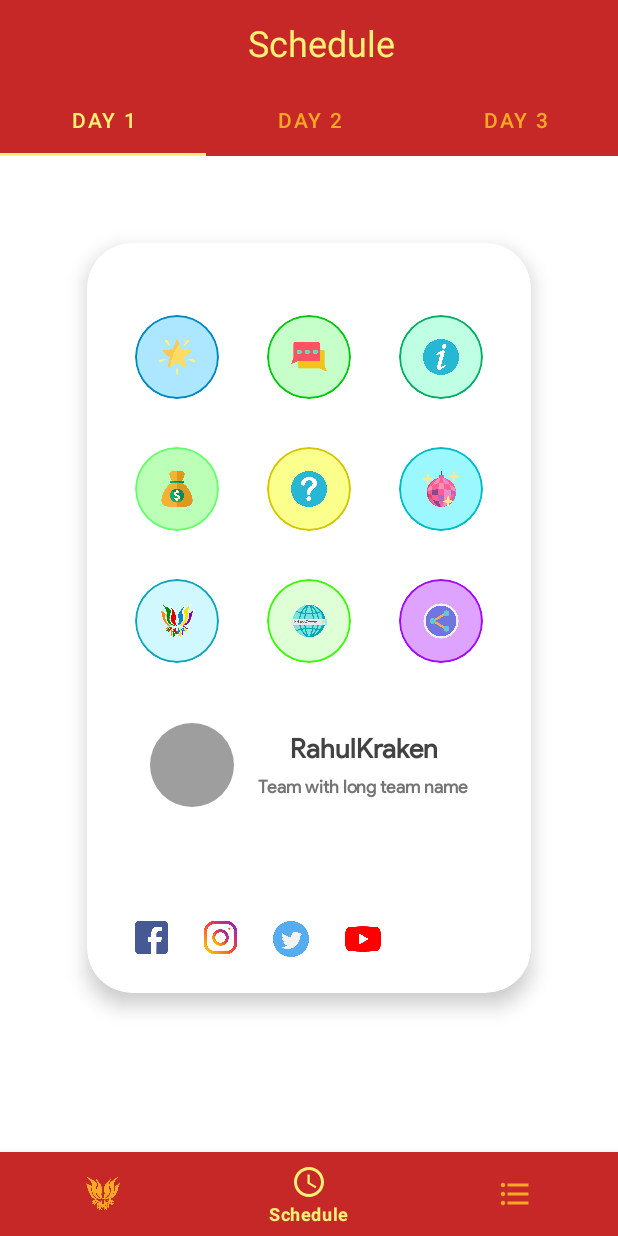
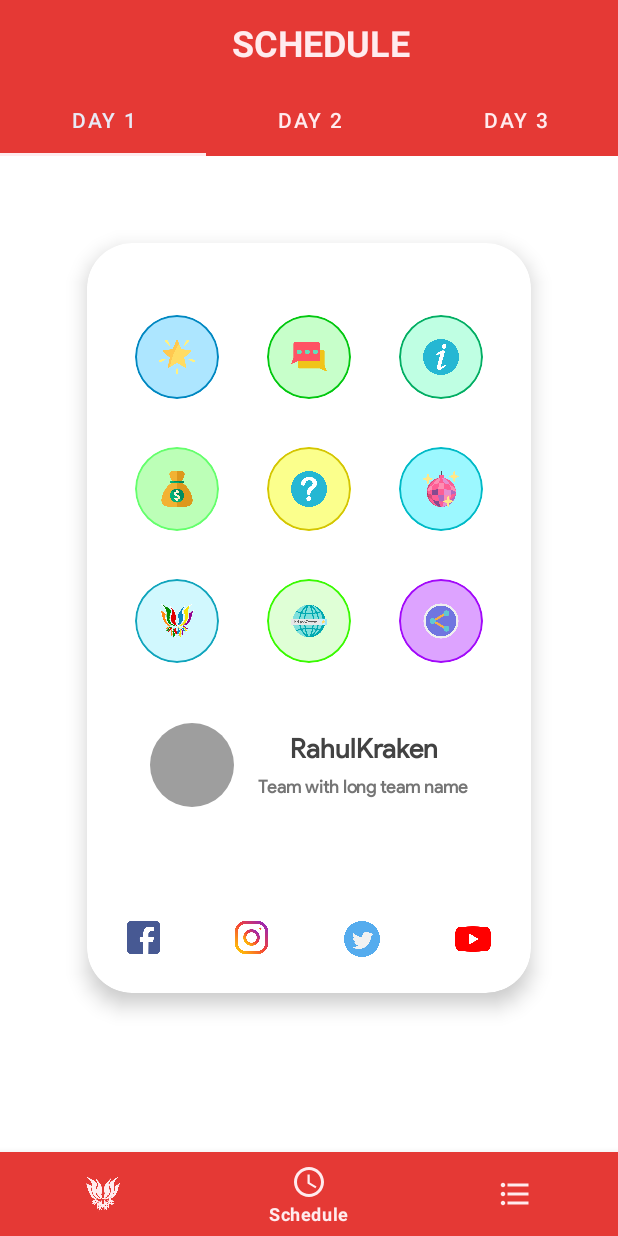
Before and after one commit to RahulKraken/bitotsav-20, an Android app: the screen it shows after launch (MainActivity), item 2 of the bottom bar chosen, on a phone screen of 412 x 824 dp. Run offline under Robolectric (Android 15) with nearby library versions, the phone set to English and light mode, and no system bars; our stand-ins replace CircleImageView, Room's generated code, Volley; libraries missing offline, so code that uses them is left out: com.onesignal; network calls fail; 29 statements that could not run were skipped.

Commit message:
Design changes

```diff
--- a/app/src/main/res/layout/activity_main.xml
+++ b/app/src/main/res/layout/activity_main.xml
@@ -61,9 +61,9 @@
             android:id="@+id/bottom_navigation"
             android:layout_width="match_parent"
             android:layout_height="56dp"
-            android:background="@color/md_red_800"
-            app:itemIconTint="@color/bottom_navigation_selector"
-            app:itemTextColor="@color/bottom_navigation_selector"
+            android:background="@color/md_red_600"
+            app:itemIconTint="@color/md_red_50"
+            app:itemTextColor="@color/md_red_50"
             app:menu="@menu/bottom_nav_menu"
             app:labelVisibilityMode="selected"
             app:layout_constraintStart_toStartOf="parent"
--- a/app/src/main/res/layout/app_bar_generic.xml
+++ b/app/src/main/res/layout/app_bar_generic.xml
@@ -3,7 +3,7 @@
     xmlns:android="http://schemas.android.com/apk/res/android"
     xmlns:app="http://schemas.android.com/apk/res-auto"
     android:id="@+id/parent_app_bar_generic"
-    android:background="@color/md_red_800"
+    android:background="@color/md_red_600"
     android:orientation="vertical"
     android:layout_width="match_parent"
     android:layout_height="match_parent">
@@ -21,9 +21,10 @@
                 android:id="@+id/app_bar_title"
                 android:layout_width="wrap_content"
                 android:layout_height="wrap_content"
-                android:text="Schedule"
-                android:textColor="@color/md_yellow_300"
+                android:text="SCHEDULE"
+                android:textColor="@color/md_red_50"
                 android:textSize="24sp"
+                android:textStyle="bold"
                 app:layout_constraintBottom_toBottomOf="parent"
                 app:layout_constraintEnd_toEndOf="parent"
                 app:layout_constraintStart_toStartOf="parent"
--- a/app/src/main/res/layout/fragment_schedule.xml
+++ b/app/src/main/res/layout/fragment_schedule.xml
@@ -18,10 +18,10 @@
 
         <com.google.android.material.tabs.TabLayout
             android:id="@+id/tabs"
-            android:background="@color/md_red_800"
-            app:tabIndicatorColor="@color/md_yellow_300"
-            app:tabSelectedTextColor="@color/md_yellow_300"
-            app:tabTextColor="@color/md_yellow_800"
+            android:background="@color/md_red_600"
+            app:tabIndicatorColor="@color/md_red_50"
+            app:tabSelectedTextColor="@color/md_indigo_50"
+            app:tabTextColor="@color/md_red_50"
             android:layout_width="match_parent"
             android:layout_height="wrap_content">
 
--- a/app/src/main/res/layout/item_category.xml
+++ b/app/src/main/res/layout/item_category.xml
@@ -3,6 +3,8 @@
     xmlns:android="http://schemas.android.com/apk/res/android"
     android:id="@+id/item_category"
     android:text="Cultural Arts"
+    android:textColor="@android:color/white"
+    android:textStyle="bold"
     android:textSize="14sp"
     android:layout_margin="4dp"
     android:layout_width="wrap_content"
--- a/app/src/main/res/layout/layout_bitotsav.xml
+++ b/app/src/main/res/layout/layout_bitotsav.xml
@@ -1,322 +1,330 @@
 <?xml version="1.0" encoding="utf-8"?>
-<androidx.constraintlayout.widget.ConstraintLayout
-    xmlns:android="http://schemas.android.com/apk/res/android"
+<androidx.constraintlayout.widget.ConstraintLayout xmlns:android="http://schemas.android.com/apk/res/android"
+    xmlns:app="http://schemas.android.com/apk/res-auto"
     xmlns:tools="http://schemas.android.com/tools"
     android:layout_width="wrap_content"
-    android:layout_height="500dp"
-    xmlns:app="http://schemas.android.com/apk/res-auto">
+    android:layout_height="500dp">
 
     <androidx.constraintlayout.widget.Guideline
         android:id="@+id/start_guide"
+        android:layout_width="0dp"
+        android:layout_height="0dp"
         android:orientation="vertical"
-        app:layout_constraintGuide_begin="32dp"
-        android:layout_width="0dp"
-        android:layout_height="0dp" />
+        app:layout_constraintGuide_begin="32dp" />
 
     <androidx.constraintlayout.widget.Guideline
         android:id="@+id/end_guide"
+        android:layout_width="0dp"
+        android:layout_height="0dp"
         android:orientation="vertical"
-        app:layout_constraintGuide_end="32dp"
-        android:layout_width="0dp"
-        android:layout_height="0dp" />
+        app:layout_constraintGuide_end="32dp" />
 
     <androidx.constraintlayout.widget.Guideline
         android:id="@+id/top_guide"
+        android:layout_width="0dp"
+        android:layout_height="0dp"
         android:orientation="horizontal"
-        app:layout_constraintGuide_begin="48dp"
-        android:layout_width="0dp"
-        android:layout_height="0dp" />
+        app:layout_constraintGuide_begin="48dp" />
 
     <GridLayout
+        android:layout_width="wrap_content"
+        android:layout_height="wrap_content"
+        android:columnCount="3"
         android:rowCount="3"
-        android:columnCount="3"
-        app:layout_constraintTop_toBottomOf="@id/top_guide"
+        app:layout_constraintEnd_toStartOf="@id/end_guide"
         app:layout_constraintStart_toEndOf="@id/start_guide"
-        app:layout_constraintEnd_toStartOf="@id/end_guide"
-        android:layout_width="wrap_content"
-        android:layout_height="wrap_content">
+        app:layout_constraintTop_toBottomOf="@id/top_guide">
 
 
         <com.google.android.material.card.MaterialCardView
             android:id="@+id/rate_card"
-            app:strokeColor="#0087C0"
-            app:strokeWidth="1dp"
+            android:layout_width="56dp"
+            android:layout_height="56dp"
             app:cardBackgroundColor="#5200B2FF"
             app:cardCornerRadius="28dp"
             app:cardElevation="0dp"
-            android:layout_width="56dp"
-            android:layout_height="56dp">
+            app:strokeColor="#0087C0"
+            app:strokeWidth="1dp">
 
             <ImageView
-                android:src="@drawable/star"
-                android:layout_gravity="center"
                 android:layout_width="24dp"
                 android:layout_height="24dp"
+                android:layout_gravity="center"
+                android:src="@drawable/star"
                 tools:ignore="ContentDescription" />
         </com.google.android.material.card.MaterialCardView>
 
 
         <com.google.android.material.card.MaterialCardView
             android:id="@+id/contact_card"
-            app:strokeColor="#02C70F"
-            app:strokeWidth="1dp"
+            android:layout_width="56dp"
+            android:layout_height="56dp"
+            android:layout_marginStart="@dimen/grid_item_margin_start"
             app:cardBackgroundColor="#3800FF11"
             app:cardCornerRadius="28dp"
             app:cardElevation="0dp"
-            android:layout_marginStart="@dimen/grid_item_margin_start"
-            android:layout_width="56dp"
-            android:layout_height="56dp">
+            app:strokeColor="#02C70F"
+            app:strokeWidth="1dp">
 
             <ImageView
-                android:src="@drawable/chat"
-                android:layout_gravity="center"
                 android:layout_width="24dp"
                 android:layout_height="24dp"
+                android:layout_gravity="center"
+                android:src="@drawable/chat"
                 tools:ignore="ContentDescription" />
         </com.google.android.material.card.MaterialCardView>
 
 
         <com.google.android.material.card.MaterialCardView
             android:id="@+id/info_card"
-            app:strokeColor="#02AD63"
-            app:strokeWidth="1dp"
+            android:layout_width="56dp"
+            android:layout_height="56dp"
+            android:layout_marginStart="@dimen/grid_item_margin_start"
             app:cardBackgroundColor="#4000FF90"
             app:cardCornerRadius="28dp"
             app:cardElevation="0dp"
-            android:layout_marginStart="@dimen/grid_item_margin_start"
-            android:layout_width="56dp"
-            android:layout_height="56dp">
+            app:strokeColor="#02AD63"
+            app:strokeWidth="1dp">
 
             <ImageView
-                android:src="@drawable/info"
-                android:layout_gravity="center"
                 android:layout_width="24dp"
                 android:layout_height="24dp"
+                android:layout_gravity="center"
+                android:src="@drawable/info"
                 tools:ignore="ContentDescription" />
         </com.google.android.material.card.MaterialCardView>
 
 
         <com.google.android.material.card.MaterialCardView
             android:id="@+id/sponsor_card"
-            app:strokeColor="#7800FF19"
-            app:strokeWidth="1dp"
+            android:layout_width="56dp"
+            android:layout_height="56dp"
+            android:layout_marginTop="@dimen/grid_item_margin_top"
             app:cardBackgroundColor="#857FFF76"
             app:cardCornerRadius="28dp"
             app:cardElevation="0dp"
-            android:layout_marginTop="@dimen/grid_item_margin_top"
-            android:layout_width="56dp"
-            android:layout_height="56dp">
+            app:strokeColor="#7800FF19"
+            app:strokeWidth="1dp">
 
             <ImageView
-                android:src="@drawable/money_bag"
-                android:layout_gravity="center"
                 android:layout_width="24dp"
                 android:layout_height="24dp"
+                android:layout_gravity="center"
+                android:src="@drawable/money_bag"
                 tools:ignore="ContentDescription" />
         </com.google.android.material.card.MaterialCardView>
 
 
         <com.google.android.material.card.MaterialCardView
             android:id="@+id/faq_card"
-            app:strokeColor="#D4C502"
-            app:strokeWidth="1dp"
+            android:layout_width="56dp"
+            android:layout_height="56dp"
+            android:layout_marginStart="@dimen/grid_item_margin_start"
+            android:layout_marginTop="@dimen/grid_item_margin_top"
             app:cardBackgroundColor="#73F7FF00"
             app:cardCornerRadius="28dp"
             app:cardElevation="0dp"
-            android:layout_marginTop="@dimen/grid_item_margin_top"
-            android:layout_marginStart="@dimen/grid_item_margin_start"
-            android:layout_width="56dp"
-            android:layout_height="56dp">
+            app:strokeColor="#D4C502"
+            app:strokeWidth="1dp">
 
             <ImageView
-                android:src="@drawable/question"
-                android:layout_gravity="center"
                 android:layout_width="24dp"
                 android:layout_height="24dp"
+                android:layout_gravity="center"
+                android:src="@drawable/question"
                 tools:ignore="ContentDescription" />
         </com.google.android.material.card.MaterialCardView>
 
 
         <com.google.android.material.card.MaterialCardView
             android:id="@+id/night_card"
-            app:strokeColor="#00B9C6"
-            app:strokeWidth="1dp"
+            android:layout_width="56dp"
+            android:layout_height="56dp"
+            android:layout_marginStart="@dimen/grid_item_margin_start"
+            android:layout_marginTop="@dimen/grid_item_margin_top"
             app:cardBackgroundColor="#6300EEFF"
             app:cardCornerRadius="28dp"
             app:cardElevation="0dp"
-            android:layout_marginTop="@dimen/grid_item_margin_top"
-            android:layout_marginStart="@dimen/grid_item_margin_start"
-            android:layout_width="56dp"
-            android:layout_height="56dp">
+            app:strokeColor="#00B9C6"
+            app:strokeWidth="1dp">
 
             <ImageView
-                android:src="@drawable/disco_ball"
-                android:layout_gravity="center"
                 android:layout_width="24dp"
                 android:layout_height="24dp"
+                android:layout_gravity="center"
+                android:src="@drawable/disco_ball"
                 tools:ignore="ContentDescription" />
         </com.google.android.material.card.MaterialCardView>
 
         <com.google.android.material.card.MaterialCardView
             android:id="@+id/bitotsav_card"
-            app:strokeColor="#10A4BC"
-            app:strokeWidth="1dp"
+            android:layout_width="56dp"
+            android:layout_height="56dp"
+            android:layout_marginTop="@dimen/grid_item_margin_top"
             app:cardBackgroundColor="#2E01D8FA"
             app:cardCornerRadius="28dp"
             app:cardElevation="0dp"
-            android:layout_marginTop="@dimen/grid_item_margin_top"
-            android:layout_width="56dp"
-            android:layout_height="56dp">
+            app:strokeColor="#10A4BC"
+            app:strokeWidth="1dp">
 
             <ImageView
-                android:src="@drawable/colorful_icon"
-                android:layout_gravity="center"
                 android:layout_width="24dp"
                 android:layout_height="24dp"
+                android:layout_gravity="center"
+                android:src="@drawable/colorful_icon"
                 tools:ignore="ContentDescription" />
         </com.google.android.material.card.MaterialCardView>
 
         <com.google.android.material.card.MaterialCardView
             android:id="@+id/web_card"
-            app:strokeColor="#39FA00"
-            app:strokeWidth="1dp"
+            android:layout_width="56dp"
+            android:layout_height="56dp"
+            android:layout_marginStart="@dimen/grid_item_margin_start"
+            android:layout_marginTop="@dimen/grid_item_margin_top"
             app:cardBackgroundColor="#2939FA00"
             app:cardCornerRadius="28dp"
             app:cardElevation="0dp"
-            android:layout_marginTop="@dimen/grid_item_margin_top"
-            android:layout_marginStart="@dimen/grid_item_margin_start"
-            android:layout_width="56dp"
-            android:layout_height="56dp">
+            app:strokeColor="#39FA00"
+            app:strokeWidth="1dp">
 
             <ImageView
-                android:src="@drawable/domain"
-                android:layout_gravity="center"
                 android:layout_width="24dp"
                 android:layout_height="24dp"
+                android:layout_gravity="center"
+                android:src="@drawable/domain"
                 tools:ignore="ContentDescription" />
         </com.google.android.material.card.MaterialCardView>
 
         <com.google.android.material.card.MaterialCardView
             android:id="@+id/share_card"
-            app:strokeColor="#A208FA"
-            app:strokeWidth="1dp"
+            android:layout_width="56dp"
+            android:layout_height="56dp"
+            android:layout_marginStart="@dimen/grid_item_margin_start"
+            android:layout_marginTop="@dimen/grid_item_margin_top"
             app:cardBackgroundColor="#5CA200FF"
             app:cardCornerRadius="28dp"
             app:cardElevation="0dp"
-            android:layout_marginTop="@dimen/grid_item_margin_top"
-            android:layout_marginStart="@dimen/grid_item_margin_start"
-            android:layout_width="56dp"
-            android:layout_height="56dp">
+            app:strokeColor="#A208FA"
+            app:strokeWidth="1dp">
 
             <ImageView
-                android:src="@drawable/share"
-                android:layout_gravity="center"
                 android:layout_width="24dp"
                 android:layout_height="24dp"
+                android:layout_gravity="center"
+                android:src="@drawable/share"
                 tools:ignore="ContentDescription" />
         </com.google.android.material.card.MaterialCardView>
     </GridLayout>
 
     <androidx.constraintlayout.widget.Guideline
         android:id="@+id/bottom_start"
+        android:layout_width="0dp"
+        android:layout_height="0dp"
         android:orientation="horizontal"
-        app:layout_constraintGuide_end="180dp"
-        android:layout_width="0dp"
-        android:layout_height="0dp" />
+        app:layout_constraintGuide_end="180dp" />
 
     <androidx.constraintlayout.widget.ConstraintLayout
         android:id="@+id/user_detail_container"
+        android:layout_width="wrap_content"
+        android:layout_height="0dp"
+        app:layout_constraintEnd_toStartOf="@id/end_guide"
         app:layout_constraintStart_toEndOf="@id/start_guide"
-        app:layout_constraintEnd_toStartOf="@id/end_guide"
-        app:layout_constraintTop_toBottomOf="@id/bottom_start"
-        android:layout_width="wrap_content"
-        android:layout_height="0dp">
+        app:layout_constraintTop_toBottomOf="@id/bottom_start">
 
         <de.hdodenhof.circleimageview.CircleImageView
             android:id="@+id/menu_user_avatar"
+            android:layout_width="56dp"
+            android:layout_height="56dp"
             android:src="@color/md_grey_500"
+            app:layout_constraintBottom_toBottomOf="parent"
             app:layout_constraintStart_toStartOf="parent"
-            app:layout_constraintTop_toTopOf="parent"
-            app:layout_constraintBottom_toBottomOf="parent"
-            android:layout_width="56dp"
-            android:layout_height="56dp" />
+            app:layout_constraintTop_toTopOf="parent" />
 
         <TextView
             android:id="@+id/menu_username"
+            style="@style/font_regular_black_20"
+            android:layout_width="wrap_content"
+            android:layout_height="wrap_content"
+            android:layout_marginStart="16dp"
             android:text="RahulKraken"
-            style="@style/font_regular_black_20"
+            android:textColor="@color/md_grey_800"
             android:textSize="18sp"
             android:textStyle="bold"
-            android:textColor="@color/md_grey_800"
-            android:layout_marginStart="16dp"
-            app:layout_constraintTop_toTopOf="parent"
             app:layout_constraintBottom_toTopOf="@id/menu_team_name"
+            app:layout_constraintEnd_toEndOf="parent"
             app:layout_constraintStart_toEndOf="@id/menu_user_avatar"
-            app:layout_constraintEnd_toEndOf="parent"
-            android:layout_width="wrap_content"
-            android:layout_height="wrap_content" />
+            app:layout_constraintTop_toTopOf="parent" />
 
         <TextView
             android:id="@+id/menu_team_name"
+            style="@style/font_regular_black_20"
+            android:layout_width="wrap_content"
+            android:layout_height="wrap_content"
+            android:layout_marginStart="16dp"
             android:text="Team with long team name"
-            android:layout_marginStart="16dp"
-            style="@style/font_regular_black_20"
+            android:textColor="@color/md_grey_600"
+            android:textSize="12sp"
             android:textStyle="bold"
-            android:textSize="12sp"
-            android:textColor="@color/md_grey_600"
+            app:layout_constraintBottom_toBottomOf="parent"
+            app:layout_constraintEnd_toEndOf="parent"
             app:layout_constraintHorizontal_bias="0"
             app:layout_constraintStart_toEndOf="@id/menu_user_avatar"
-            app:layout_constraintEnd_toEndOf="parent"
-            app:layout_constraintTop_toBottomOf="@id/menu_username"
-            app:layout_constraintBottom_toBottomOf="parent"
-            android:layout_width="wrap_content"
-            android:layout_height="wrap_content" />
+            app:layout_constraintTop_toBottomOf="@id/menu_username" />
     </androidx.constraintlayout.widget.ConstraintLayout>
 
     <androidx.constraintlayout.widget.Guideline
         android:id="@+id/bottom_footer_guide"
+        android:layout_width="0dp"
+        android:layout_height="0dp"
         android:orientation="horizontal"
-        app:layout_constraintGuide_end="48dp"
-        android:layout_width="0dp"
-        android:layout_height="0dp" />
+        app:layout_constraintGuide_end="48dp" />
 
     <ImageView
         android:id="@+id/ic_facebook"
-        android:src="@drawable/facebook"
-        app:layout_constraintTop_toBottomOf="@id/bottom_footer_guide"
-        app:layout_constraintStart_toEndOf="@id/start_guide"
         android:layout_width="22dp"
         android:layout_height="22dp"
+        android:src="@drawable/facebook"
+        app:layout_constraintEnd_toStartOf="@+id/ic_instagram"
+        app:layout_constraintHorizontal_bias="0.5"
+        app:layout_constraintStart_toEndOf="@id/start_guide"
+        app:layout_constraintStart_toStartOf="parent"
+        app:layout_constraintTop_toBottomOf="@id/bottom_footer_guide"
         tools:ignore="ContentDescription" />
 
     <ImageView
         android:id="@+id/ic_instagram"
-        android:src="@drawable/instagram"
-        android:layout_marginStart="24dp"
-        app:layout_constraintTop_toBottomOf="@id/bottom_footer_guide"
-        app:layout_constraintStart_toEndOf="@id/ic_facebook"
         android:layout_width="22dp"
         android:layout_height="22dp"
+        android:layout_marginStart="24dp"
+        android:src="@drawable/instagram"
+        app:layout_constraintEnd_toStartOf="@+id/ic_twitter"
+        app:layout_constraintHorizontal_bias="0.5"
+        app:layout_constraintStart_toEndOf="@+id/ic_facebook"
+        app:layout_constraintTop_toBottomOf="@id/bottom_footer_guide"
         tools:ignore="ContentDescription" />
 
     <ImageView
         android:id="@+id/ic_twitter"
-        android:src="@drawable/twitter"
-        android:layout_marginStart="24dp"
-        app:layout_constraintTop_toBottomOf="@id/bottom_footer_guide"
-        app:layout_constraintStart_toEndOf="@id/ic_instagram"
         android:layout_width="24dp"
         android:layout_height="24dp"
+        android:layout_marginStart="24dp"
+        android:src="@drawable/twitter"
+        app:layout_constraintEnd_toStartOf="@+id/ic_youtube"
+        app:layout_constraintHorizontal_bias="0.5"
+        app:layout_constraintStart_toEndOf="@+id/ic_instagram"
+        app:layout_constraintTop_toBottomOf="@id/bottom_footer_guide"
         tools:ignore="ContentDescription" />
 
     <ImageView
         android:id="@+id/ic_youtube"
-        android:src="@drawable/youtube"
-        android:layout_marginStart="24dp"
-        app:layout_constraintTop_toBottomOf="@id/bottom_footer_guide"
-        app:layout_constraintStart_toEndOf="@id/ic_twitter"
         android:layout_width="24dp"
         android:layout_height="24dp"
+        android:layout_marginStart="24dp"
+        android:src="@drawable/youtube"
+        app:layout_constraintEnd_toEndOf="parent"
+        app:layout_constraintHorizontal_bias="0.5"
+        app:layout_constraintStart_toEndOf="@+id/ic_twitter"
+        app:layout_constraintTop_toBottomOf="@id/bottom_footer_guide"
         tools:ignore="ContentDescription" />
 
 </androidx.constraintlayout.widget.ConstraintLayout>
```
